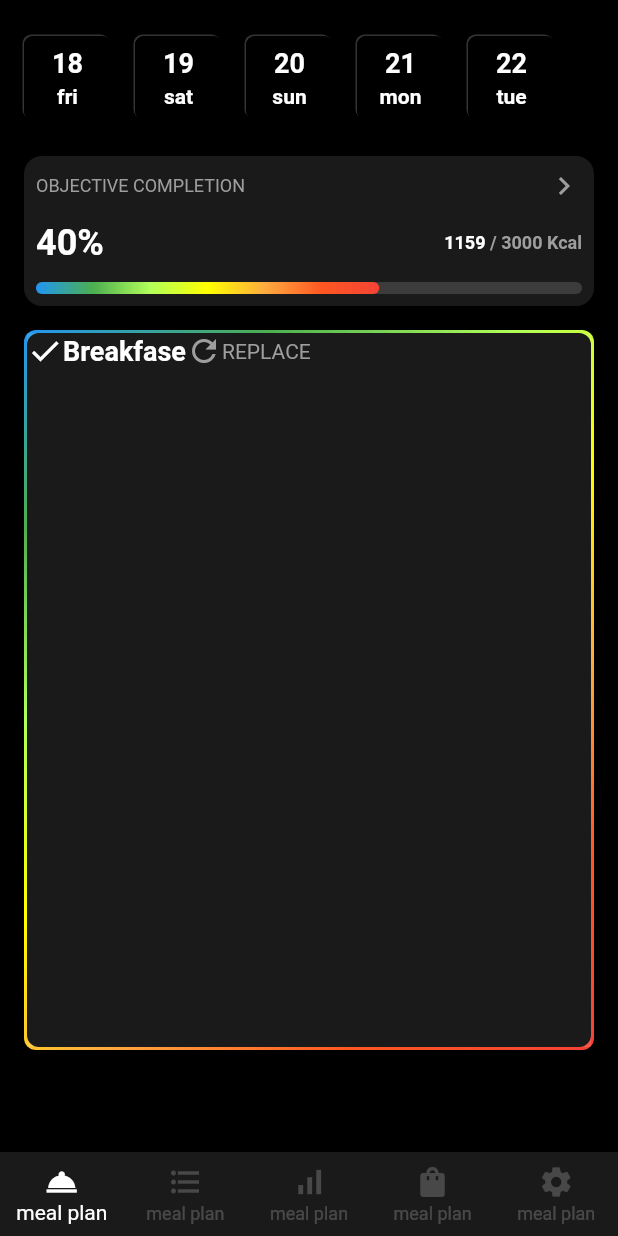
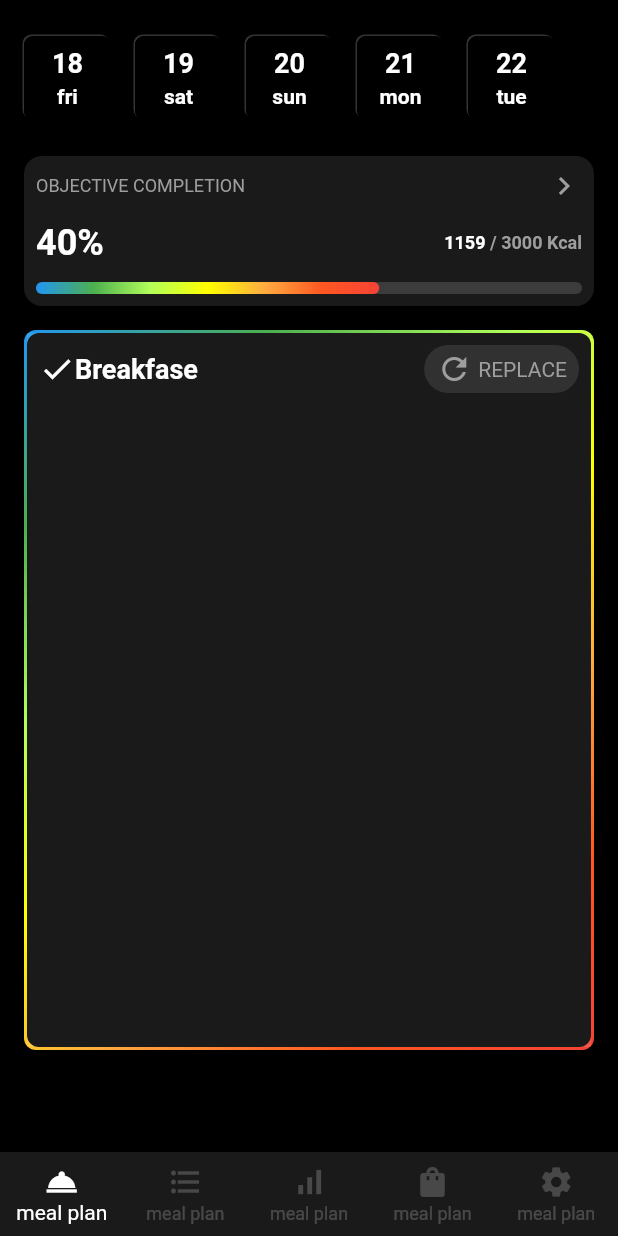
Before and after one commit to JAICHANGPARK/flutter_notebook_18th_story, a Flutter app: the screen it shows after launch, on a phone screen of 412 x 824 dp. Run offline on Flutter 3.47's test engine with Material 2 defaults, Android fonts, the phone set to English and light mode, and no system bars; our stand-ins replace cached_network_image, dotted_border, flutter_lorem, flutter_riverpod, flutter_svg, freezed_annotation and 4 more.

Commit message:
Update fitness_nutrition_main_page.dart

```diff
--- a/lib/ep1094_fitness_nutrition_app/src/ui/fitness_nutrition_main_page.dart
+++ b/lib/ep1094_fitness_nutrition_app/src/ui/fitness_nutrition_main_page.dart
@@ -207,7 +207,7 @@ class _FitnessNutritionMainPageState extends State<FitnessNutritionMainPage> {
                     decoration: BoxDecoration(
                       color: Colors.blue,
                       borderRadius: BorderRadius.circular(8),
-                      gradient: LinearGradient(
+                      gradient: const LinearGradient(
                         begin: Alignment.topLeft,
                         end: Alignment.bottomRight,
                         colors: [
@@ -221,7 +221,7 @@ class _FitnessNutritionMainPageState extends State<FitnessNutritionMainPage> {
                         ],
                       ),
                     ),
-                    padding: EdgeInsets.all(2),
+                    padding: const EdgeInsets.all(2),
                     child: Container(
                       height: double.infinity,
                       width: double.infinity,
@@ -230,16 +230,19 @@ class _FitnessNutritionMainPageState extends State<FitnessNutritionMainPage> {
                         color: Colors.black,
                       ),
                       child: Container(
-                        decoration: BoxDecoration(color: Colors.white.withOpacity(0.1)),
+                        decoration: BoxDecoration(
+                          color: Colors.white.withOpacity(0.1),
+                        ),
+                        padding: EdgeInsets.all(8),
                         child: Column(
                           children: [
                             Row(
                               children: [
-                                Icon(
+                                const Icon(
                                   Icons.check,
                                   color: Colors.white,
                                 ),
-                                Text(
+                                const Text(
                                   "Breakfase",
                                   style: TextStyle(
                                     color: Colors.white,
@@ -247,16 +250,25 @@ class _FitnessNutritionMainPageState extends State<FitnessNutritionMainPage> {
                                     fontWeight: FontWeight.bold,
                                   ),
                                 ),
+                                Spacer(),
                                 Container(
+                                  decoration: BoxDecoration(
+                                    color: Colors.white.withOpacity(0.1),
+                                    borderRadius: BorderRadius.circular(16),
+                                  ),
+                                  padding: EdgeInsets.symmetric(horizontal: 8, vertical: 4),
                                   child: Row(
                                     children: [
-                                      Icon(
+                                      const Icon(
                                         Icons.refresh,
                                         color: Colors.grey,
                                       ),
-                                      Text(
+                                      SizedBox(
+                                        width: 4,
+                                      ),
+                                      const Text(
                                         "REPLACE",
-                                        style: TextStyle(color: Colors.grey),
+                                        style: const TextStyle(color: Colors.grey),
                                       ),
                                     ],
                                   ),
```
